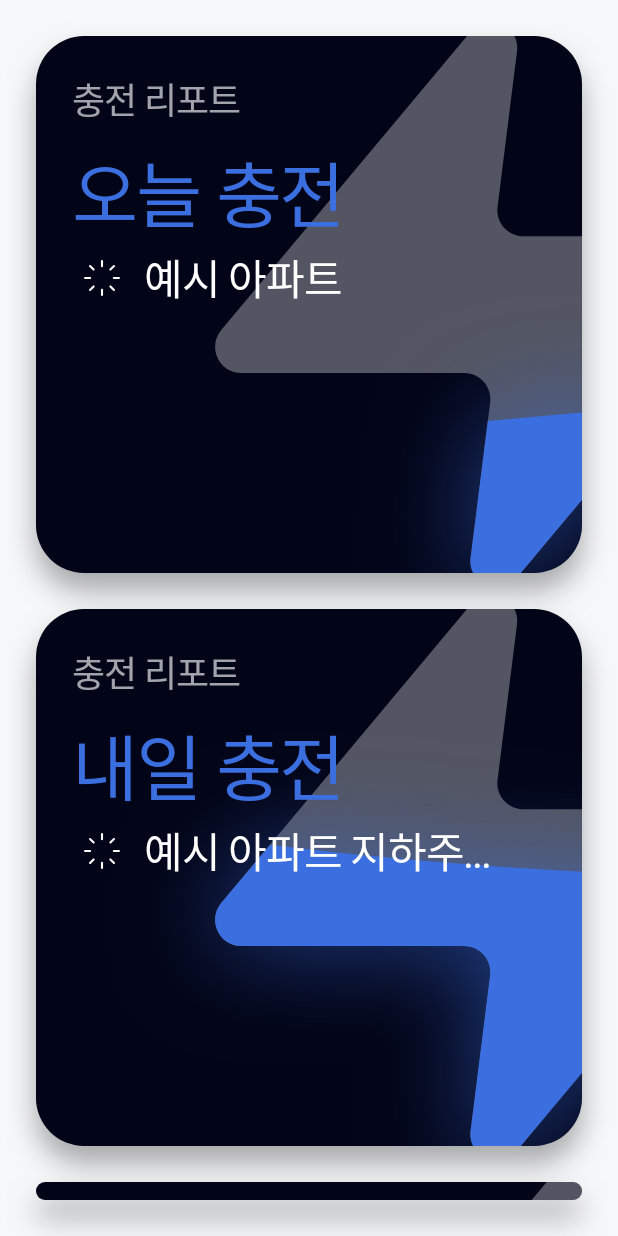
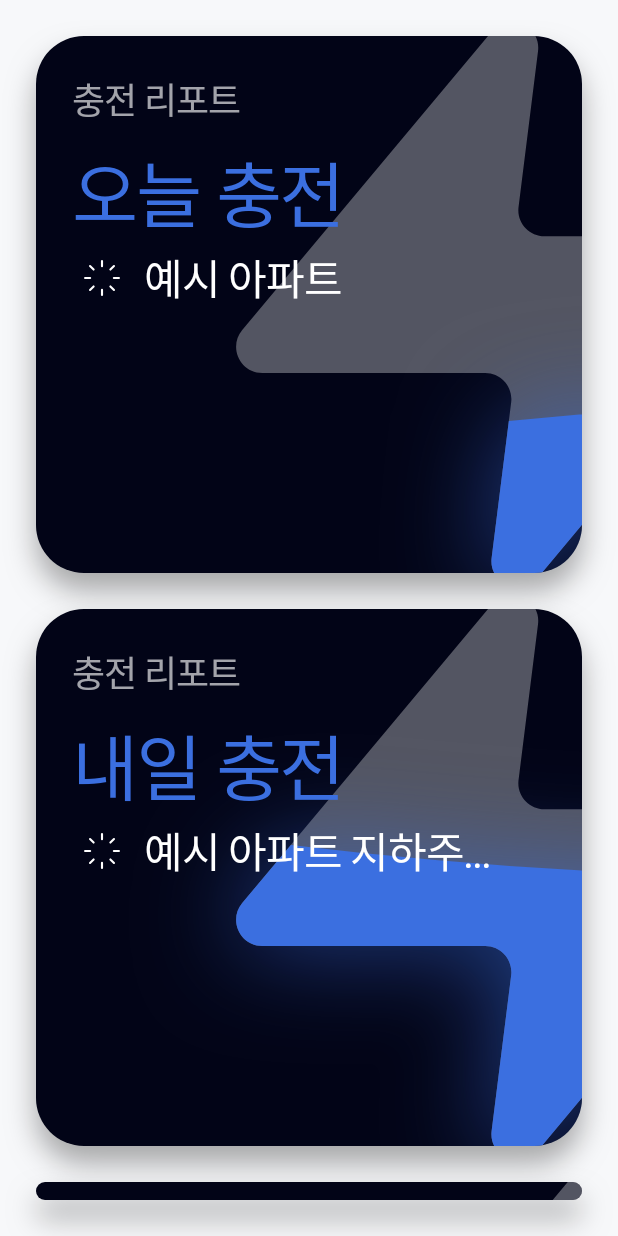
Before and after one commit to 2026-Hyundai-Car-Contest/altercharge-app, an Android app built with Jetpack Compose: the @Preview function CardInfoPortraitLightPreview, on a phone screen of 412 x 824 dp. Run offline under Robolectric (Android 15) with nearby library versions, the phone set to English and light mode, and no system bars; Roboto replaces fonts that are not available here.

Commit message:
fix: L1 번개를 Figma처럼 왼쪽 기준으로 고정

```diff
--- a/app/src/main/java/com/altercharge/app/ui/card/info/CardInfo.kt
+++ b/app/src/main/java/com/altercharge/app/ui/card/info/CardInfo.kt
@@ -198,9 +198,10 @@ private class ModeSpec(
     val isWf: Boolean,
     /**
      * 번개(bolt_track) 영역. Figma 인스턴스 값 그대로(오늘·내일 기준).
-     * 이미지는 오른쪽 고정이라, 카드 오른쪽 끝에서 번개 왼쪽까지 거리([boltFromRight])로 놓는다.
+     * 번개는 왼쪽 x가 고정이다([boltLeft]). 카드 폭이 달라도 같은 자리에 있고, 좁으면 오른쪽이 더 잘린다
+     * (가로 450 · 383 인스턴스 모두 bolt_track x 130, WF 세로 580 · 584 모두 x 319).
      */
-    val boltFromRight: Dp,
+    val boltLeft: Dp,
     val boltTop: Dp,
     val boltWidth: Dp,
     val boltHeight: Dp,
@@ -221,25 +222,25 @@ private class ModeSpec(
 
 // 번개 값은 Figma card_info mode별 인스턴스(366:38751 · 38755 · 38759 · 38763)의 bolt_track에서
 // 그림이 실제로 차지하는 영역(상자 안쪽 위아래 8.87% · 좌우 4.95%)이다.
-// boltFromRight = 카드 폭 − 번개 왼쪽 x
+// boltLeft = bolt_track x + 상자 폭 × 4.95%
 private val LandscapeSpec = ModeSpec(
     AlterPadding.Large, 252.dp, 279.dp, isWf = false,
-    boltFromRight = 299.0.dp, boltTop = (-9.7).dp, boltWidth = 381.9.dp, boltHeight = 387.4.dp,
+    boltLeft = 151.0.dp, boltTop = (-9.7).dp, boltWidth = 381.9.dp, boltHeight = 387.4.dp,
 )
 // 세로 제목 영역 232 (개발자 Q&A Q5: 212 → 232, 영문 "Tomorrow" 213이 잘리지 않게)
 private val PortraitSpec = ModeSpec(
     AlterPadding.Normal, 232.dp, 279.dp, isWf = false,
-    boltFromRight = 244.6.dp, boltTop = (-9.4).dp, boltWidth = 371.6.dp, boltHeight = 376.9.dp,
+    boltLeft = 133.4.dp, boltTop = (-9.4).dp, boltWidth = 371.6.dp, boltHeight = 376.9.dp,
 )
 private val WfLandscapeSpec = ModeSpec(
     AlterPadding.Normal, 217.dp, 262.dp, isWf = true,
-    boltFromRight = 242.9.dp, boltTop = (-7.9).dp, boltWidth = 311.4.dp, boltHeight = 315.9.dp,
+    boltLeft = 144.1.dp, boltTop = (-7.9).dp, boltWidth = 311.4.dp, boltHeight = 315.9.dp,
 )
 // WF 세로는 카드 폭이 584(Q&A Q4, 화면 인스턴스 452:54383)이고 번개는 왼쪽 x 319 그대로라
-// 584 기준 오른쪽 거리 = 584 − (319 + 14.8)
+// bolt_track x 319 + 14.8
 private val WfPortraitSpec = ModeSpec(
     AlterPadding.Normal, 290.dp, 262.dp, isWf = true,
-    boltFromRight = 250.2.dp, boltTop = (-6.9).dp, boltWidth = 269.8.dp, boltHeight = 273.8.dp,
+    boltLeft = 333.8.dp, boltTop = (-6.9).dp, boltWidth = 269.8.dp, boltHeight = 273.8.dp,
 )
 
 private fun CardInfoMode.spec(): ModeSpec = when (this) {
@@ -299,12 +300,12 @@ private fun BoltGraphic(
     }
 
     Canvas(modifier) {
-        // Figma 규칙: 오른쪽 고정, 글자와 겹쳐도 비키지 않는다(시안도 글자가 번개 위에 올라간다).
+        // Figma 규칙: 왼쪽 x 고정, 글자와 겹쳐도 비키지 않는다.
         val boltWidth = spec.boltWidth.toPx()
         val scaleX = boltWidth / BOLT_WIDTH
         val scaleY = spec.boltHeight.toPx() / BOLT_HEIGHT
         val scale = minOf(scaleX, scaleY)
-        val left = size.width - spec.boltFromRight.toPx() + boltWidth * level.shift
+        val left = spec.boltLeft.toPx() + boltWidth * level.shift
         val top = spec.boltTop.toPx()
         withTransform({
             translate(left, top)
```
